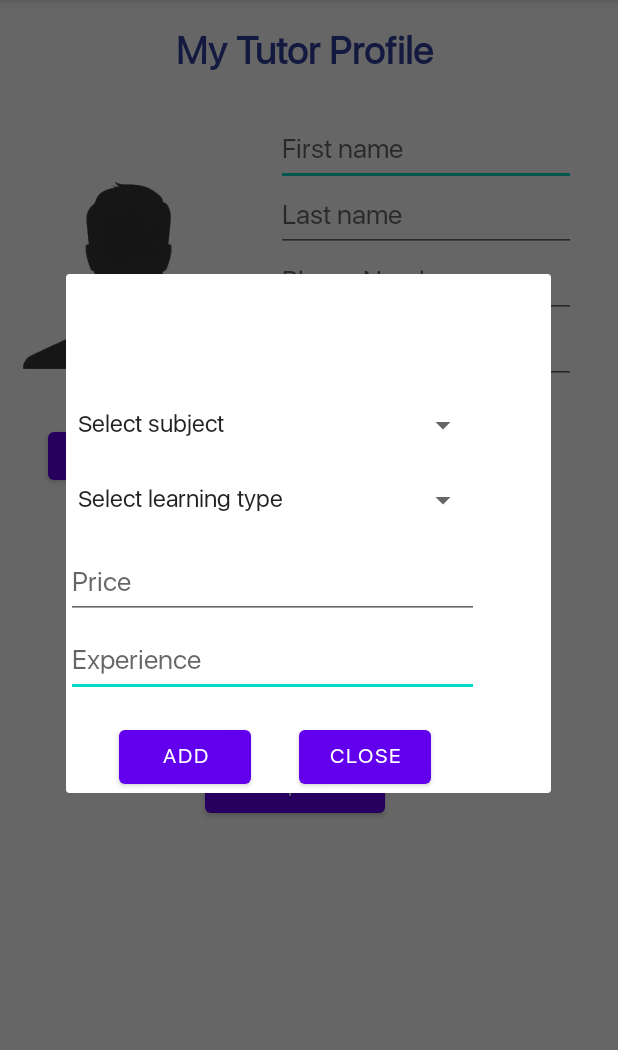
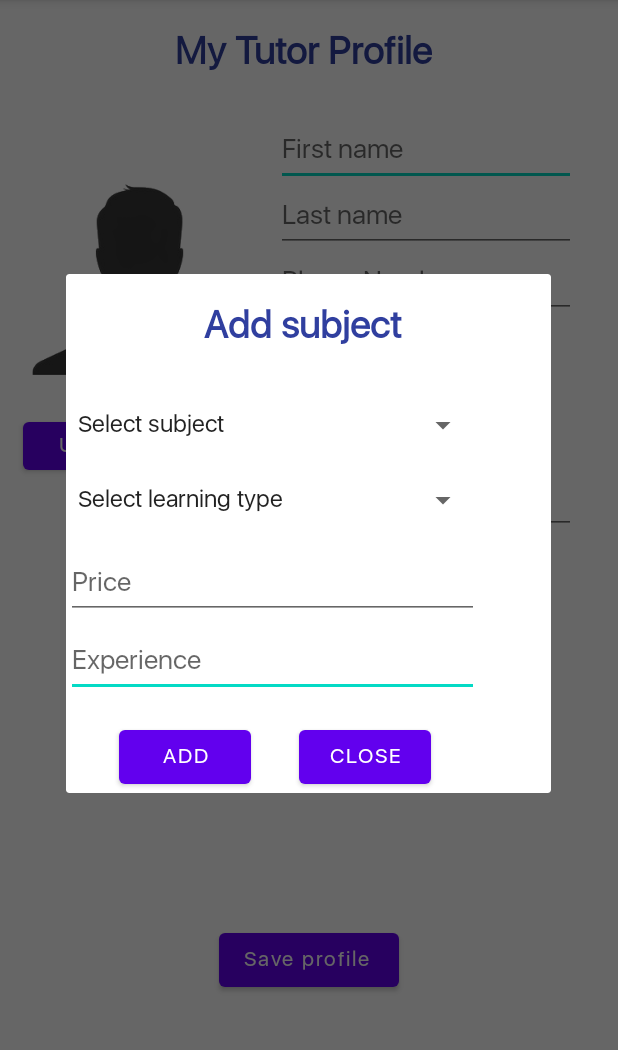
Before and after one commit to AlmogJakov/TutorTime, an Android app: the fragment TutorProfile shown on its own in the app's theme, after a tap on "ADD SUBJECT", on a phone screen of 412 x 824 dp, the part 84-1134 px from its top. Run offline under Robolectric (Android 15) with nearby library versions, the phone set to English and light mode, and no system bars; our stand-ins replace Firebase (no records; nobody signed in at launch, a user with empty details on screens opened directly).

Commit message:
Set a default spinner in city selection in my tutor profile

```diff
--- a/app/src/main/java/com/project/tutortime/ui/tutorprofile/TutorProfile.java
+++ b/app/src/main/java/com/project/tutortime/ui/tutorprofile/TutorProfile.java
@@ -10,6 +10,7 @@ import android.content.Context;
 import android.content.Intent;
 import android.graphics.Bitmap;
 import android.graphics.BitmapFactory;
+import android.graphics.Color;
 import android.net.Uri;
 import android.os.Bundle;
 
@@ -63,6 +64,7 @@ public class TutorProfile extends Fragment {
     EditText fname, lname, pnumber, description;
     Button saveProfile, addSub, updateImage;
     String teacherID;
+    Spinner citySpinner;
     ImageView img;
     ListView subjectList;
     ArrayList<subjectObj> list = new ArrayList<>();
@@ -100,9 +102,38 @@ public class TutorProfile extends Fragment {
         updateImage = binding.btnUpdateImage;
         img = binding.imageView;
         subjectList = binding.subList;
+        citySpinner = binding.spinnerCity;
         ArrayAdapter a = new ArrayAdapter(getActivity(), android.R.layout.simple_list_item_1, list);
         subjectList.setAdapter(a);
         a.notifyDataSetChanged();
+
+        /* Select City Spinner Code () */
+        ArrayAdapter<String> adapter = new ArrayAdapter<String>(getActivity(), android.R.layout.simple_spinner_dropdown_item) {
+            @Override
+            public View getView(int position, View convertView, ViewGroup parent) {
+                View v = super.getView(position, convertView, parent);
+                if (position == 0) { // Hint
+                    ((TextView)v.findViewById(android.R.id.text1)).setText("");
+                    ((TextView)v.findViewById(android.R.id.text1)).setHint(getItem(0)); }
+                return v; }
+            @Override
+            public int getCount() { return super.getCount(); }
+            @Override /* Disable selection of the Hint (first selection) */
+            public boolean isEnabled(int position) { return ((position == 0) ? false : true); }
+            @Override /* Set the color of the Hint (first selection) to Grey */
+            public View getDropDownView(int position, View convertView, ViewGroup parent) {
+                View view = super.getDropDownView(position, convertView, parent);
+                TextView tv = (TextView)view;
+                if (position == 0) tv.setTextColor(Color.GRAY); else tv.setTextColor(Color.BLACK);
+                return view; }
+        };
+        adapter.setDropDownViewResource(android.R.layout.simple_spinner_dropdown_item);
+        String[] cities = getResources().getStringArray(R.array.Cities);
+        adapter.add("Choose City");
+        adapter.addAll(cities);
+        citySpinner.setAdapter(adapter);
+        citySpinner.setSelection(0); //display hint
+        /* END Select City Spinner Code () */
 
         addSub.setOnClickListener(new View.OnClickListener() {
             @Override
@@ -132,13 +163,24 @@ public class TutorProfile extends Fragment {
         saveProfile.setOnClickListener(new View.OnClickListener() {
             @Override
             public void onClick(View v) {
+                String userID = fAuth.getInstance().getCurrentUser().getUid();
+                String pNum = pnumber.getText().toString().trim();
+                String descrip = description.getText().toString().trim();
+                String firstName = fname.getText().toString().trim();
+                String lastName = lname.getText().toString().trim();
+                String city = citySpinner.getSelectedItem().toString();
                 if (imageData != null)
                     fileUploader();
-                String userID = fAuth.getCurrentUser().getUid();
-                String pNum = pnumber.getText().toString().trim();
-                String descrip = description.getText().toString().trim();
                 if (TextUtils.isEmpty(pNum)) {
                     pnumber.setError("PhoneNumber is required.");
+                    return;
+                }
+                if (TextUtils.isEmpty(firstName)) {
+                    fname.setError("First name is required.");
+                    return;
+                }
+                if (TextUtils.isEmpty(lastName)) {
+                    lname.setError("Last name is required.");
                     return;
                 }
                 if (list.isEmpty()) {
@@ -147,6 +189,7 @@ public class TutorProfile extends Fragment {
                     return;
                 }
                 FireBaseTeacher fbteacher = new FireBaseTeacher();
+                FireBaseUser fbUser = new FireBaseUser();
                 new FireBaseUser().getUserRef().addListenerForSingleValueEvent(new ValueEventListener() {
                     @Override
                     public void onDataChange(DataSnapshot dataSnapshot) {
@@ -156,6 +199,9 @@ public class TutorProfile extends Fragment {
                         System.out.println(imgURL);
                         if(imgURL != null)
                             fbteacher.setImgUrl(teacherID, imgURL);
+                        fbUser.setFName(userID, firstName);
+                        fbUser.setLName(userID, lastName);
+                        fbUser.setCity(userID, city);
                     }
 
                     @Override
@@ -196,10 +242,20 @@ public class TutorProfile extends Fragment {
                 fname.setText(dataSnapshot.child("users").child(userID).child("fName").getValue(String.class));
                 lname.setText(dataSnapshot.child("users").child(userID).child("lName").getValue(String.class));
                 teacherID = dataSnapshot.child("users").child(userID).child("teacherID").getValue(String.class);
+                String currCity = dataSnapshot.child("users").child(userID).
+                        child("city").getValue(String.class);
+                String[] cities = getResources().getStringArray(R.array.Cities);
+                for (int i = 0; i < cities.length; i++) {
+                    if (citySpinner.getItemAtPosition(i).equals(currCity)) {
+                        citySpinner.setSelection(i);
+                        break;
+                    }
+                }
                 pnumber.setText(dataSnapshot.child("teachers").child(teacherID).
                         child("phoneNum").getValue(String.class));
                 description.setText(dataSnapshot.child("teachers").child(teacherID).
                         child("description").getValue(String.class));
+
                 String imgAdd = dataSnapshot.child("teachers").child(teacherID).child("imgUrl").getValue(String.class);
                 if (imgAdd != null) {
 //                    StorageReference imagesRef = storageRef.child(imgAdd);
@@ -382,6 +438,7 @@ public class TutorProfile extends Fragment {
             @Override
             public void onClick(View view) {
                 list.remove(currSub);
+                listSub.remove(currSub.getsName());
                 updateList();
                 a.notifyDataSetChanged();
                 d.dismiss();
--- a/app/src/main/res/layout/fragment_tutor_profile.xml
+++ b/app/src/main/res/layout/fragment_tutor_profile.xml
@@ -30,6 +30,7 @@
         android:textSize="25dp"
         android:textStyle="bold"
         app:layout_constraintEnd_toEndOf="parent"
+        app:layout_constraintHorizontal_bias="0.497"
         app:layout_constraintStart_toStartOf="parent"
         app:layout_constraintTop_toTopOf="parent" />
 
@@ -41,7 +42,7 @@
         android:layout_marginEnd="28dp"
         android:ems="10"
         android:hint="First name"
-        android:inputType="phone"
+        android:inputType="text"
         app:layout_constraintEnd_toEndOf="parent"
         app:layout_constraintTop_toTopOf="parent" />
 
@@ -52,7 +53,7 @@
         android:layout_marginEnd="28dp"
         android:ems="10"
         android:hint="Last name"
-        android:inputType="phone"
+        android:inputType="text"
         app:layout_constraintEnd_toEndOf="parent"
         app:layout_constraintHorizontal_bias="1.0"
         app:layout_constraintTop_toBottomOf="@+id/myFName" />
@@ -69,47 +70,55 @@
         app:layout_constraintHorizontal_bias="1.0"
         app:layout_constraintTop_toBottomOf="@+id/myLName" />
 
+    <Spinner
+        android:id="@+id/spinnerCity"
+        android:layout_width="200dp"
+        android:layout_height="44dp"
+        android:layout_marginEnd="28dp"
+        android:ems="10"
+        android:hint="City"
+        android:spinnerMode="dialog"
+        app:layout_constraintEnd_toEndOf="parent"
+        app:layout_constraintTop_toBottomOf="@+id/myPhoneNumber" />
+
     <EditText
         android:id="@+id/editDescription"
         android:layout_width="200dp"
-        android:layout_height="44dp"
+        android:layout_height="100dp"
         android:layout_marginEnd="28dp"
         android:ems="10"
         android:gravity="start|top"
         android:hint="About Me"
         android:inputType="textMultiLine"
         app:layout_constraintEnd_toEndOf="parent"
-        app:layout_constraintTop_toBottomOf="@+id/myPhoneNumber" />
+        app:layout_constraintTop_toBottomOf="@+id/spinnerCity" />
 
     <Button
         android:id="@+id/addSubject"
         android:layout_width="150dp"
         android:layout_height="44dp"
-        android:layout_marginTop="24sp"
-        android:layout_marginEnd="56sp"
+        android:layout_marginTop="12dp"
+        android:layout_marginEnd="52dp"
         android:text="Add Subject"
         app:layout_constraintEnd_toEndOf="parent"
         app:layout_constraintTop_toBottomOf="@+id/editDescription" />
 
     <Button
         android:id="@+id/btnUpdateImage"
-        android:layout_width="143dp"
+        android:layout_width="156dp"
         android:layout_height="44dp"
-        android:layout_marginStart="32sp"
-        android:layout_marginTop="24sp"
+        android:layout_marginStart="15dp"
+        android:layout_marginTop="12dp"
         android:text="Update image"
-        app:layout_constraintEnd_toStartOf="@+id/addSubject"
-        app:layout_constraintHorizontal_bias="0.0"
         app:layout_constraintStart_toStartOf="parent"
         app:layout_constraintTop_toBottomOf="@+id/imageView" />
 
     <ImageView
         android:id="@+id/imageView"
-        android:layout_width="153dp"
-        android:layout_height="178dp"
-        android:layout_marginTop="80sp"
-        android:layout_marginEnd="12sp"
-        app:layout_constraintEnd_toStartOf="@+id/editDescription"
+        android:layout_width="156dp"
+        android:layout_height="183dp"
+        android:layout_marginStart="15dp"
+        android:layout_marginTop="80dp"
         app:layout_constraintStart_toStartOf="parent"
         app:layout_constraintTop_toTopOf="parent"
         app:srcCompat="@drawable/profile" />
@@ -117,9 +126,10 @@
     <ListView
         android:id="@+id/subList"
         android:layout_width="343dp"
-        android:layout_height="108dp"
-        android:layout_marginTop="20dp"
+        android:layout_height="138dp"
+        android:layout_marginTop="12dp"
         app:layout_constraintEnd_toEndOf="parent"
+        app:layout_constraintHorizontal_bias="0.588"
         app:layout_constraintStart_toStartOf="parent"
         app:layout_constraintTop_toBottomOf="@+id/addSubject" />
 
@@ -127,11 +137,10 @@
         android:id="@+id/btnSaveProfile"
         android:layout_width="wrap_content"
         android:layout_height="wrap_content"
-        android:layout_marginBottom="220sp"
+        android:layout_marginBottom="104dp"
         android:text="Save profile "
         android:textAllCaps="false"
         app:layout_constraintBottom_toBottomOf="parent"
         app:layout_constraintEnd_toEndOf="parent"
-        app:layout_constraintHorizontal_bias="0.468"
         app:layout_constraintStart_toStartOf="parent" />
 </androidx.constraintlayout.widget.ConstraintLayout>
--- a/app/src/main/res/layout/subject_add_dialog.xml
+++ b/app/src/main/res/layout/subject_add_dialog.xml
@@ -4,6 +4,20 @@
     xmlns:tools="http://schemas.android.com/tools"
     android:layout_width="match_parent"
     android:layout_height="match_parent">
+
+    <TextView
+        android:id="@+id/addSubject"
+        android:layout_width="wrap_content"
+        android:layout_height="wrap_content"
+        android:layout_marginTop="16dp"
+        android:text="Add subject "
+        android:textColor="#303F9F"
+        android:textSize="25dp"
+        android:textStyle="bold"
+        app:layout_constraintEnd_toEndOf="parent"
+        app:layout_constraintHorizontal_bias="0.497"
+        app:layout_constraintStart_toStartOf="parent"
+        app:layout_constraintTop_toTopOf="parent" />
 
 
     <EditText
```
Also changed, not shown: app/src/main/java/com/project/tutortime/firebase/FireBaseUser.java (+13 -0 lines), app/src/main/res/layout/activity_set_tutor_profile.xml (+14 -14 lines), app/src/main/res/layout/subject_edit_dialog.xml (+14 -0 lines).
